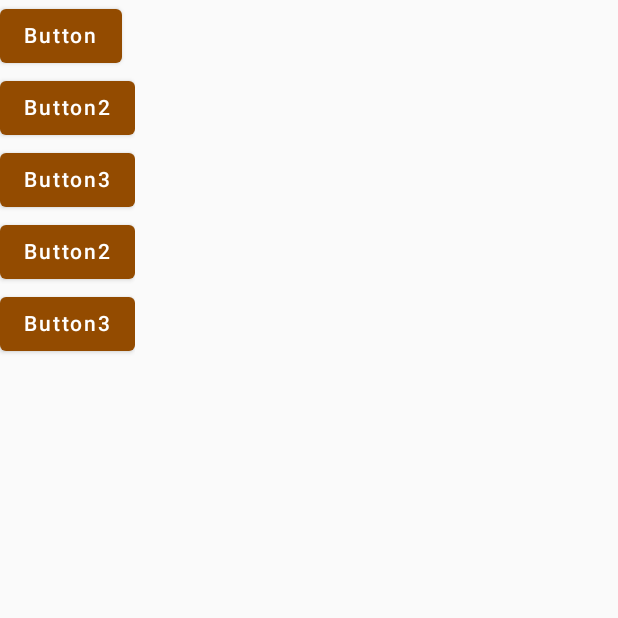
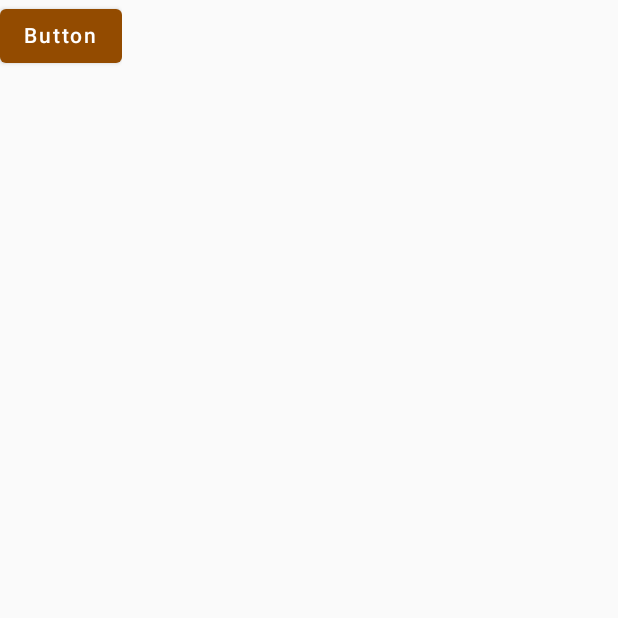
Before and after one commit to KonstPukach/baby-eye, an Android app built with Jetpack Compose: the screen it shows after launch (MainActivity), on a phone screen of 412 x 824 dp, the top half of it. Run offline under Robolectric (Android 15) with nearby library versions, the phone set to English and light mode, and no system bars; our stand-ins replace Dagger/Hilt's generated code.

```diff
--- a/baby-eye-android/features/login/ui/src/main/kotlin/com/pukachkosnt/babyeye/features/login/ui/LoginScreen.kt
+++ b/baby-eye-android/features/login/ui/src/main/kotlin/com/pukachkosnt/babyeye/features/login/ui/LoginScreen.kt
@@ -11,21 +11,8 @@ internal fun LoginScreen(
     loginViewModel: LoginViewModel,
     navController: NavController
 ) {
-    Column {
         Button(onClick = { /*TODO*/ }) {
             Text(text = "Button")
         }
-        Button(onClick = { /*TODO*/ }) {
-            Text(text = "Button2")
-        }
-        Button(onClick = { /*TODO*/ }) {
-            Text(text = "Button3")
-        }
-        Button(onClick = { /*TODO*/ }) {
-            Text(text = "Button2")
-        }
-        Button(onClick = { /*TODO*/ }) {
-            Text(text = "Button3")
-        }
-    }
+
 }
```
